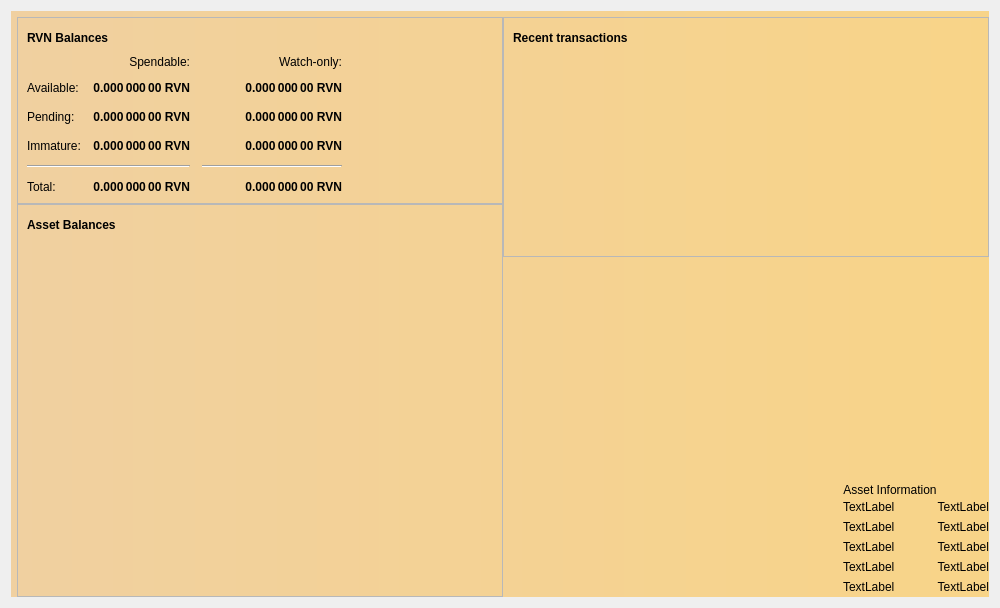
This is src/qt/forms/overviewpage.ui in drag0ng/Placeholders-X16R as Qt 5 draws it before an edit. The edited form follows.
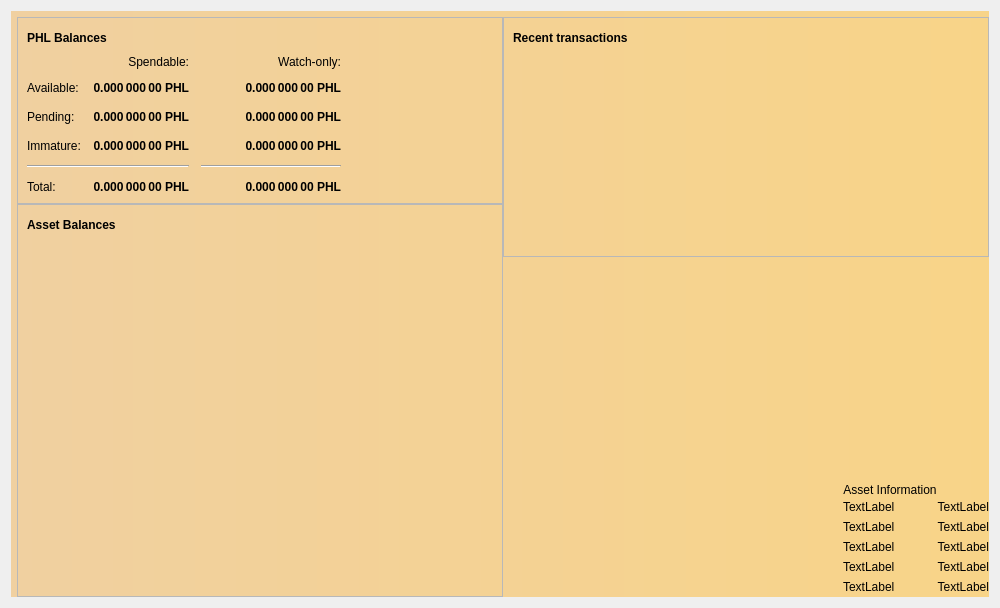
This is the edited form. Icons and pictures are not drawn.

The edit to the form file:
```diff
--- a/src/qt/forms/overviewpage.ui
+++ b/src/qt/forms/overviewpage.ui
@@ -63,7 +63,7 @@
                </font>
               </property>
               <property name="text">
-               <string>RVN Balances</string>
+               <string>PHL Balances</string>
               </property>
              </widget>
             </item>
@@ -135,7 +135,7 @@
                <string>Your current spendable balance</string>
               </property>
               <property name="text">
-               <string notr="true">0.000 000 00 RVN</string>
+               <string notr="true">0.000 000 00 PHL</string>
               </property>
               <property name="alignment">
                <set>Qt::AlignRight|Qt::AlignTrailing|Qt::AlignVCenter</set>
@@ -167,7 +167,7 @@
                <string>Mined balance in watch-only addresses that has not yet matured</string>
               </property>
               <property name="text">
-               <string notr="true">0.000 000 00 RVN</string>
+               <string notr="true">0.000 000 00 PHL</string>
               </property>
               <property name="alignment">
                <set>Qt::AlignRight|Qt::AlignTrailing|Qt::AlignVCenter</set>
@@ -219,7 +219,7 @@
                <string>Current total balance in watch-only addresses</string>
               </property>
               <property name="text">
-               <string notr="true">0.000 000 00 RVN</string>
+               <string notr="true">0.000 000 00 PHL</string>
               </property>
               <property name="alignment">
                <set>Qt::AlignRight|Qt::AlignTrailing|Qt::AlignVCenter</set>
@@ -244,7 +244,7 @@
                <string>Total of transactions that have yet to be confirmed, and do not yet count toward the spendable balance</string>
               </property>
               <property name="text">
-               <string notr="true">0.000 000 00 RVN</string>
+               <string notr="true">0.000 000 00 PHL</string>
               </property>
               <property name="alignment">
                <set>Qt::AlignRight|Qt::AlignTrailing|Qt::AlignVCenter</set>
@@ -269,7 +269,7 @@
                <string>Your current balance in watch-only addresses</string>
               </property>
               <property name="text">
-               <string notr="true">0.000 000 00 RVN</string>
+               <string notr="true">0.000 000 00 PHL</string>
               </property>
               <property name="alignment">
                <set>Qt::AlignRight|Qt::AlignTrailing|Qt::AlignVCenter</set>
@@ -294,7 +294,7 @@
                <string>Unconfirmed transactions to watch-only addresses</string>
               </property>
               <property name="text">
-               <string notr="true">0.000 000 00 RVN</string>
+               <string notr="true">0.000 000 00 PHL</string>
               </property>
               <property name="alignment">
                <set>Qt::AlignRight|Qt::AlignTrailing|Qt::AlignVCenter</set>
@@ -319,7 +319,7 @@
                <string>Mined balance that has not yet matured</string>
               </property>
               <property name="text">
-               <string notr="true">0.000 000 00 RVN</string>
+               <string notr="true">0.000 000 00 PHL</string>
               </property>
               <property name="alignment">
                <set>Qt::AlignRight|Qt::AlignTrailing|Qt::AlignVCenter</set>
@@ -380,7 +380,7 @@
                <string>Your current total balance</string>
               </property>
               <property name="text">
-               <string notr="true">0.000 000 00 RVN</string>
+               <string notr="true">0.000 000 00 PHL</string>
               </property>
               <property name="alignment">
                <set>Qt::AlignRight|Qt::AlignTrailing|Qt::AlignVCenter</set>
```
